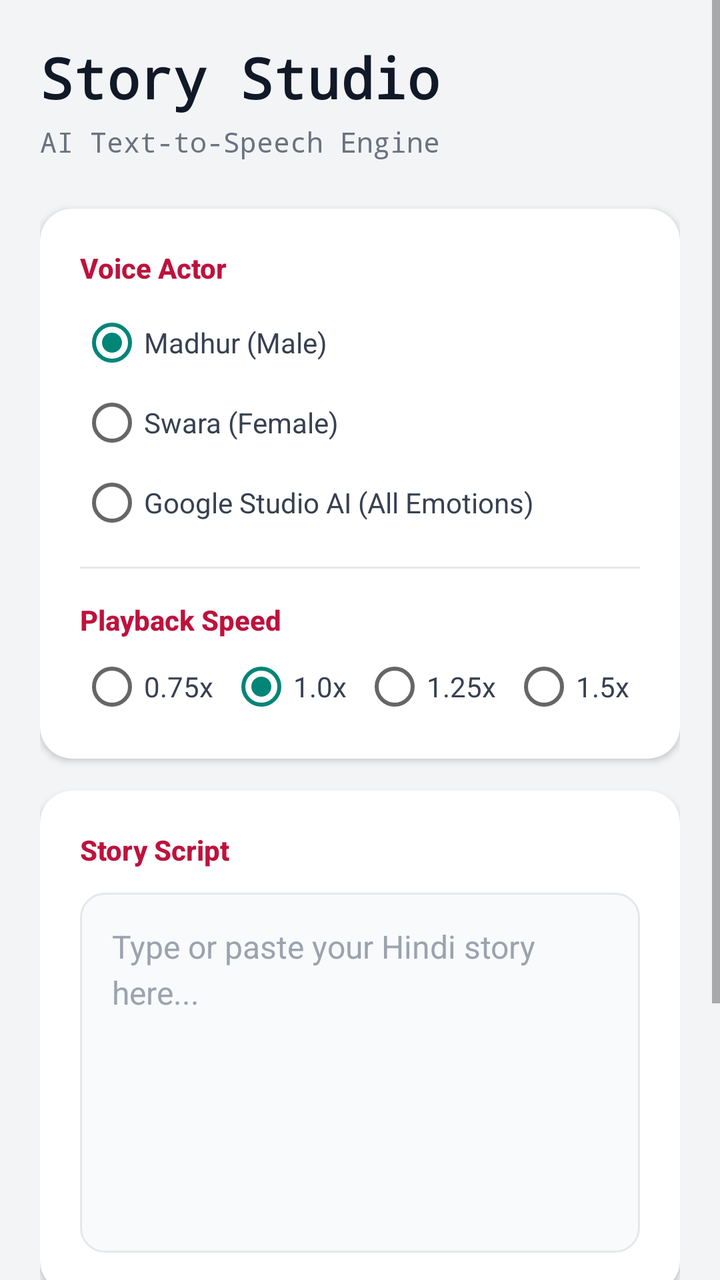
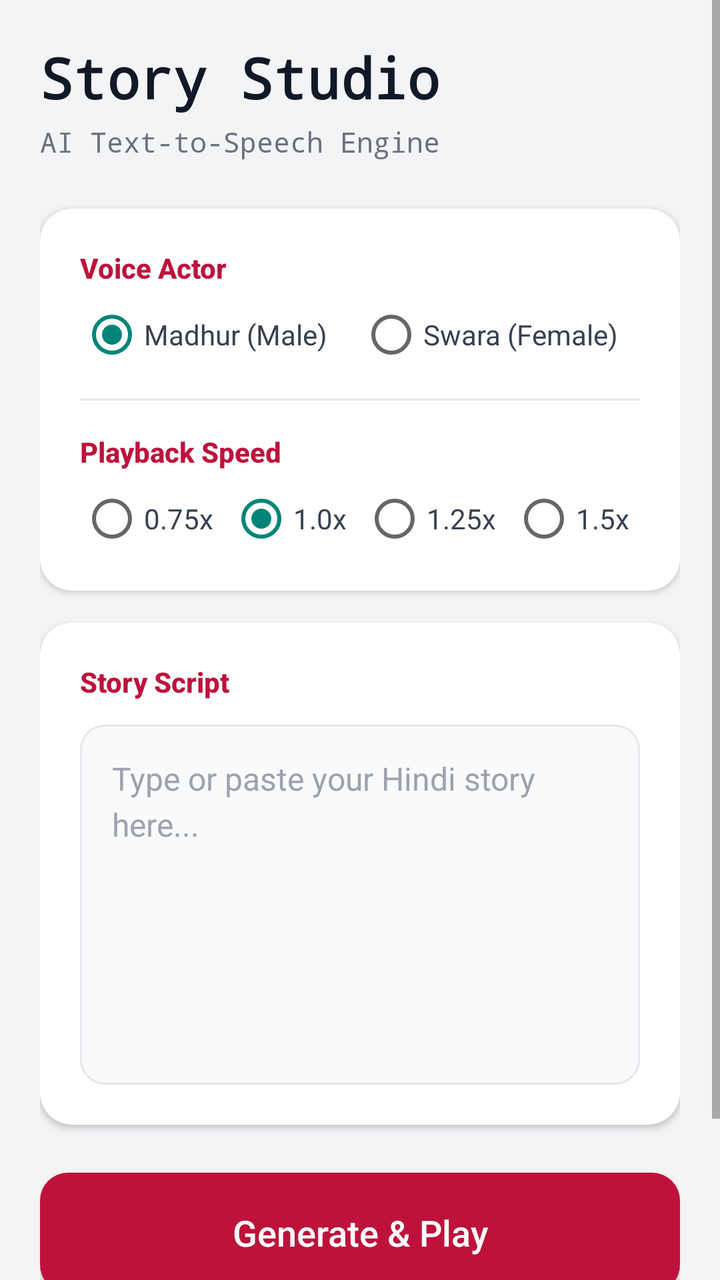

Screens rendered from an Android XML layout before and after an edit, with the pre-edit source and the edit as a unified diff.
<!-- AndroidManifest.xml: application theme Theme.AppCompat.Light.DarkActionBar -->
<!-- res/layout/activity_main.xml -->
<?xml version="1.0" encoding="utf-8"?>
<ScrollView xmlns:android="http://schemas.android.com/apk/res/android"
    xmlns:app="http://schemas.android.com/apk/res-auto"
    android:layout_width="match_parent"
    android:layout_height="match_parent"
    android:fillViewport="true"
    android:background="#F3F4F6">

    <LinearLayout
        android:layout_width="match_parent"
        android:layout_height="wrap_content"
        android:orientation="vertical"
        android:padding="20dp">

        
        <TextView
            android:layout_width="wrap_content"
            android:layout_height="wrap_content"
            android:text="Story Studio"
            android:textSize="28sp"
            android:textStyle="bold"
            android:textColor="#111827"
            android:fontFamily="monospace"
            android:layout_marginBottom="4dp"/>

        <TextView
            android:layout_width="wrap_content"
            android:layout_height="wrap_content"
            android:text="AI Text-to-Speech Engine"
            android:textSize="14sp"
            android:textColor="#6B7280"
            android:fontFamily="monospace"
            android:layout_marginBottom="24dp"/>

        
        <androidx.cardview.widget.CardView
            android:layout_width="match_parent"
            android:layout_height="wrap_content"
            app:cardCornerRadius="16dp"
            app:cardElevation="2dp"
            app:cardBackgroundColor="#FFFFFF"
            android:layout_marginBottom="16dp">

            <LinearLayout
                android:layout_width="match_parent"
                android:layout_height="wrap_content"
                android:orientation="vertical"
                android:padding="20dp">

                <TextView
                    android:layout_width="wrap_content"
                    android:layout_height="wrap_content"
                    android:text="Voice Actor"
                    android:textSize="14sp"
                    android:textColor="#BE123C"
                    android:textStyle="bold"
                    android:fontFamily="sans-serif-medium"
                    android:layout_marginBottom="12dp"/>

                
                <RadioGroup
                    android:id="@+id/radioGroupVoice"
                    android:layout_width="match_parent"
                    android:layout_height="wrap_content"
                    android:orientation="vertical">

                    <RadioButton
                        android:id="@+id/radioMadhur"
                        android:layout_width="wrap_content"
                        android:layout_height="wrap_content"
                        android:text="Madhur (Male)"
                        android:textColor="#374151"
                        android:checked="true"
                        android:layout_marginBottom="8dp"/>

                    <RadioButton
                        android:id="@+id/radioSwara"
                        android:layout_width="wrap_content"
                        android:layout_height="wrap_content"
                        android:textColor="#374151"
                        android:text="Swara (Female)"
                        android:layout_marginBottom="8dp"/>
                        
                    
                    <RadioButton
                        android:id="@+id/radioStudio"
                        android:layout_width="wrap_content"
                        android:layout_height="wrap_content"
                        android:textColor="#374151"
                        android:text="Google Studio AI (All Emotions)"/>
                </RadioGroup>

                <View
                    android:layout_width="match_parent"
                    android:layout_height="1dp"
                    android:background="#E5E7EB"
                    android:layout_marginTop="16dp"
                    android:layout_marginBottom="16dp"/>

                <TextView
                    android:layout_width="wrap_content"
                    android:layout_height="wrap_content"
                    android:text="Playback Speed"
                    android:textSize="14sp"
                    android:textColor="#BE123C"
                    android:textStyle="bold"
                    android:fontFamily="sans-serif-medium"
                    android:layout_marginBottom="8dp"/>

                <RadioGroup
                    android:id="@+id/radioGroupSpeed"
                    android:layout_width="match_parent"
                    android:layout_height="wrap_content"
                    android:orientation="horizontal">

                    <RadioButton
                        android:id="@+id/speed075"
                        android:layout_width="wrap_content"
                        android:layout_height="wrap_content"
                        android:textColor="#374151"
                        android:text="0.75x"
                        android:layout_marginEnd="8dp"/>

                    <RadioButton
                        android:id="@+id/speed100"
                        android:layout_width="wrap_content"
                        android:layout_height="wrap_content"
                        android:textColor="#374151"
                        android:text="1.0x"
                        android:checked="true"
                        android:layout_marginEnd="8dp"/>

                    <RadioButton
                        android:id="@+id/speed125"
                        android:layout_width="wrap_content"
                        android:layout_height="wrap_content"
                        android:textColor="#374151"
                        android:text="1.25x"
                        android:layout_marginEnd="8dp"/>

                    <RadioButton
                        android:id="@+id/speed150"
                        android:layout_width="wrap_content"
                        android:layout_height="wrap_content"
                        android:textColor="#374151"
                        android:text="1.5x"/>
                </RadioGroup>
            </LinearLayout>
        </androidx.cardview.widget.CardView>

        
        <androidx.cardview.widget.CardView
            android:layout_width="match_parent"
            android:layout_height="0dp"
            android:layout_weight="1"
            app:cardCornerRadius="16dp"
            app:cardElevation="2dp"
            app:cardBackgroundColor="#FFFFFF"
            android:layout_marginBottom="24dp">

            <LinearLayout
                android:layout_width="match_parent"
                android:layout_height="match_parent"
                android:orientation="vertical"
                android:padding="20dp">

                <TextView
                    android:layout_width="wrap_content"
                    android:layout_height="wrap_content"
                    android:text="Story Script"
                    android:textSize="14sp"
                    android:textColor="#BE123C"
                    android:textStyle="bold"
                    android:fontFamily="sans-serif-medium"
                    android:layout_marginBottom="12dp"/>

                <EditText
                    android:id="@+id/editStoryText"
                    android:layout_width="match_parent"
                    android:layout_height="match_parent"
                    android:minHeight="180dp"
                    android:gravity="top|start"
                    android:hint="Type or paste your Hindi story here..."
                    android:textColorHint="#9CA3AF"
                    android:textColor="#1F2937"
                    android:inputType="textMultiLine"
                    android:background="@drawable/bg_input"
                    android:padding="16dp"
                    android:textSize="16sp"
                    android:lineSpacingExtra="4dp"/>
            </LinearLayout>
        </androidx.cardview.widget.CardView>

        
        <androidx.appcompat.widget.AppCompatButton
            android:id="@+id/btnGeneratePlay"
            android:layout_width="match_parent"
            android:layout_height="60dp"
            android:text="Generate &amp; Play"
            android:textAllCaps="false"
            android:textColor="#FFFFFF"
            android:textSize="18sp"
            android:fontFamily="sans-serif-medium"
            android:background="@drawable/bg_button_primary"
            android:elevation="4dp"
            android:layout_marginBottom="16dp"/>

        
        <LinearLayout
            android:layout_width="match_parent"
            android:layout_height="wrap_content"
            android:orientation="horizontal"
            android:weightSum="3">

            <androidx.appcompat.widget.AppCompatButton
                android:id="@+id/btnPauseResume"
                android:layout_width="0dp"
                android:layout_height="50dp"
                android:layout_weight="1"
                android:text="Pause"
                android:textAllCaps="false"
                android:textColor="#FFFFFF"
                android:fontFamily="sans-serif-medium"
                android:background="@drawable/bg_button_secondary"
                android:enabled="false"
                android:layout_marginEnd="6dp"/>

            <androidx.appcompat.widget.AppCompatButton
                android:id="@+id/btnStop"
                android:layout_width="0dp"
                android:layout_height="50dp"
                android:layout_weight="1"
                android:text="Stop"
                android:textAllCaps="false"
                android:textColor="#FFFFFF"
                android:fontFamily="sans-serif-medium"
                android:background="@drawable/bg_button_secondary"
                android:enabled="false"
                android:layout_marginStart="3dp"
                android:layout_marginEnd="3dp"/>

            <androidx.appcompat.widget.AppCompatButton
                android:id="@+id/btnSave"
                android:layout_width="0dp"
                android:layout_height="50dp"
                android:layout_weight="1"
                android:text="Save"
                android:textAllCaps="false"
                android:textColor="#FFFFFF"
                android:fontFamily="sans-serif-medium"
                android:background="@drawable/bg_button_secondary"
                android:enabled="false"
                android:layout_marginStart="6dp"/>
        </LinearLayout>
    </LinearLayout>
</ScrollView>
<!-- resources referenced by this layout -->
<resources>
  <!-- drawable bg_button_primary (drawable) -->
  <?xml version="1.0" encoding="utf-8"?>
  <ripple xmlns:android="http://schemas.android.com/apk/res/android" android:color="#F43F5E">
      <item>
          <selector>
              <item android:state_enabled="false">
                  <shape>
                      <solid android:color="#FDA4AF"/> 
                      <corners android:radius="14dp"/>
                  </shape>
              </item>
              <item>
                  <shape>
                      <solid android:color="#BE123C"/> 
                      <corners android:radius="14dp"/>
                  </shape>
              </item>
          </selector>
      </item>
  </ripple>
  <!-- drawable bg_button_secondary (drawable) -->
  <?xml version="1.0" encoding="utf-8"?>
  <ripple xmlns:android="http://schemas.android.com/apk/res/android" android:color="#9CA3AF">
      <item>
          <selector>
              <item android:state_enabled="false">
                  <shape>
                      <solid android:color="#D1D5DB"/> 
                      <corners android:radius="12dp"/>
                  </shape>
              </item>
              <item>
                  <shape>
                      <solid android:color="#374151"/> 
                      <corners android:radius="12dp"/>
                  </shape>
              </item>
          </selector>
      </item>
  </ripple>
  <!-- drawable bg_input (drawable) -->
  <?xml version="1.0" encoding="utf-8"?>
  <shape xmlns:android="http://schemas.android.com/apk/res/android">
      <solid android:color="#F9FAFB"/> 
      <stroke android:width="1dp" android:color="#E5E7EB"/> 
      <corners android:radius="12dp"/>
  </shape>
</resources>

<!-- the commit's change to res/layout/activity_main.xml (unified diff, before → after) -->
@@ -55,14 +55,13 @@
                     android:textColor="#BE123C"
                     android:textStyle="bold"
                     android:fontFamily="sans-serif-medium"
-                    android:layout_marginBottom="12dp"/>
-
-                
+                    android:layout_marginBottom="8dp"/>
+
                 <RadioGroup
                     android:id="@+id/radioGroupVoice"
                     android:layout_width="match_parent"
                     android:layout_height="wrap_content"
-                    android:orientation="vertical">
+                    android:orientation="horizontal">
 
                     <RadioButton
                         android:id="@+id/radioMadhur"
@@ -71,23 +70,14 @@
                         android:text="Madhur (Male)"
                         android:textColor="#374151"
                         android:checked="true"
-                        android:layout_marginBottom="8dp"/>
+                        android:layout_marginEnd="16dp"/>
 
                     <RadioButton
                         android:id="@+id/radioSwara"
                         android:layout_width="wrap_content"
                         android:layout_height="wrap_content"
                         android:textColor="#374151"
-                        android:text="Swara (Female)"
-                        android:layout_marginBottom="8dp"/>
-                        
-                    
-                    <RadioButton
-                        android:id="@+id/radioStudio"
-                        android:layout_width="wrap_content"
-                        android:layout_height="wrap_content"
-                        android:textColor="#374151"
-                        android:text="Google Studio AI (All Emotions)"/>
+                        android:text="Swara (Female)"/>
                 </RadioGroup>
 
                 <View
